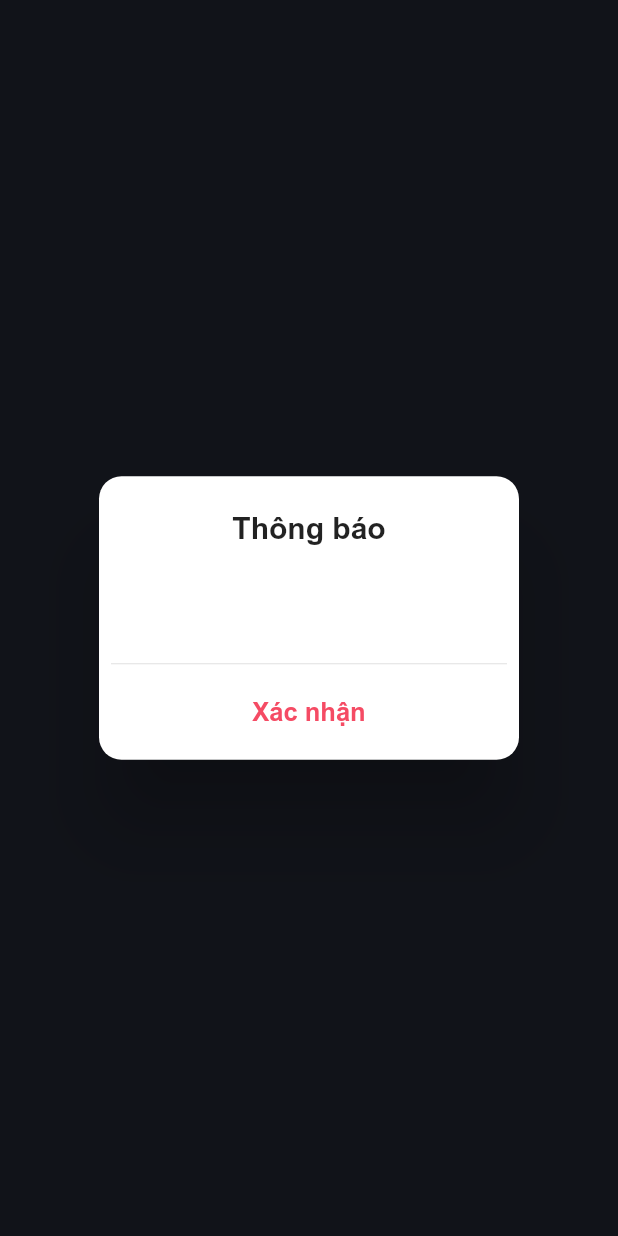
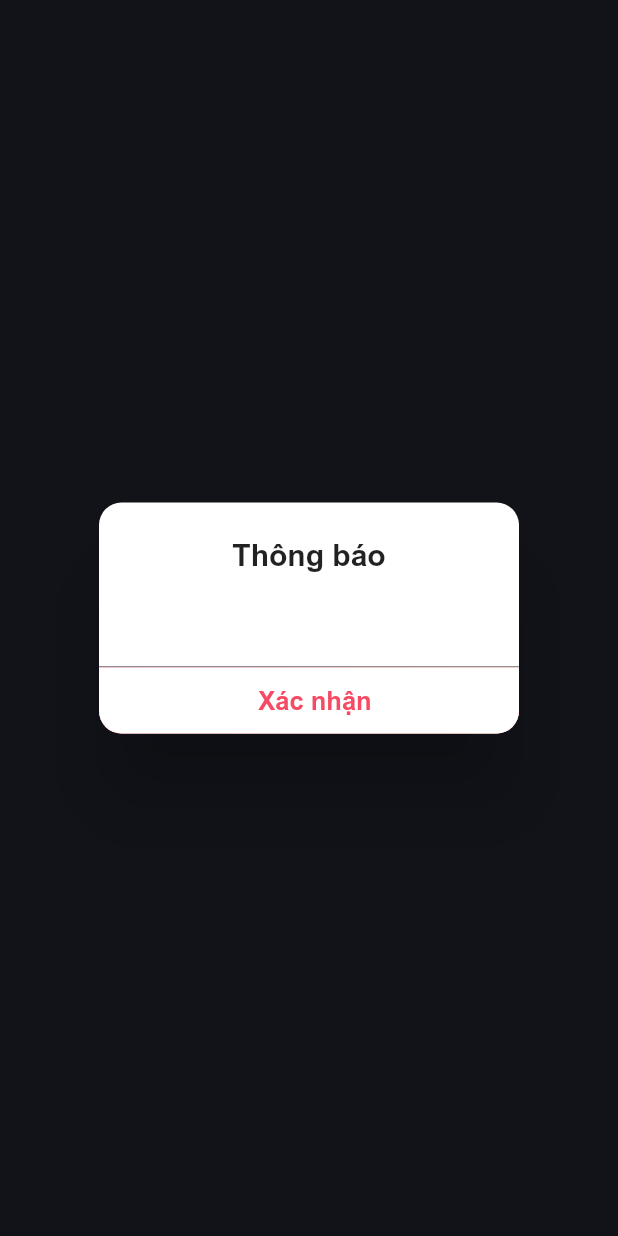
Before and after one commit to lecaothe1996/Social_Network_Newsfeed_App, a Flutter app: what showMsgDialog() shows on an empty page, opened directly with empty values, on a phone screen of 412 x 824 dp. Run offline on Flutter 3.47's test engine with Material 2 defaults, Android fonts, the phone set to English and light mode, and no system bars; our stand-ins replace cached_network_image, dio, firebase_core, flutter_bloc, google_sign_in, image_picker and 3 more; missing offline and left inert: image_size_getter; accounts and stored records are empty; network calls fail.

```diff
--- a/lib/pages/home/view/edit_image_xfile_screen.dart
+++ b/lib/pages/home/view/edit_image_xfile_screen.dart
@@ -156,7 +156,7 @@ class _EditImageXFileScreenState extends State<EditImageXFileScreen> {
                 onPressed: () {
                   _pickImageBloc.onAddImages();
                 },
-                borderRadius: 0,
+                borderRadius: BorderRadius.circular(0),
                 primary: AppColors.white,
                 textColor: AppColors.redMedium,
                 icon: Image.asset(AppAssetIcons.plus, color: AppColors.blue),
--- a/lib/pages/home/view/home_screen.dart
+++ b/lib/pages/home/view/home_screen.dart
@@ -62,7 +62,7 @@ class _HomeScreenState extends State<HomeScreen> {
             slivers: [
               SliverAppBar(
                 centerTitle: false,
-                // floating: true,
+                floating: true,
                 // forceElevated: true,
                 // elevation: 1,
                 systemOverlayStyle: const SystemUiOverlayStyle(
--- a/lib/widgets/button_widget.dart
+++ b/lib/widgets/button_widget.dart
@@ -1,7 +1,6 @@
 import 'package:flutter/material.dart';
-import 'package:social_app/themes/app_assets.dart';
-
-import '../themes/app_color.dart';
+import 'package:social_app/themes/app_color.dart';
+import 'package:social_app/themes/app_text_styles.dart';
 
 class MyElevatedButton extends StatelessWidget {
   final VoidCallback onPressed;
@@ -11,7 +10,7 @@ class MyElevatedButton extends StatelessWidget {
   final double height;
   final Gradient gradient;
   final Color primary;
-  final double borderRadius;
+  final BorderRadiusGeometry? borderRadius;
   final Widget? icon;
 
   const MyElevatedButton({
@@ -23,7 +22,7 @@ class MyElevatedButton extends StatelessWidget {
     this.height = 44.0,
     this.gradient = Gradients.defaultGradientButton,
     this.primary = Colors.transparent,
-    this.borderRadius = 100,
+    this.borderRadius,
     this.icon,
   }) : super(key: key);
 
@@ -34,25 +33,20 @@ class MyElevatedButton extends StatelessWidget {
       height: height,
       decoration: BoxDecoration(
         gradient: gradient,
-        borderRadius: BorderRadius.circular(borderRadius),
+        borderRadius: borderRadius ?? BorderRadius.circular(100),
       ),
       child: TextButton.icon(
         onPressed: onPressed,
         icon: icon == null ? const SizedBox() : icon ?? const SizedBox(),
         style: ElevatedButton.styleFrom(
-          // foregroundColor: AppColors.white,
           backgroundColor: primary,
           shape: RoundedRectangleBorder(
-            borderRadius: BorderRadius.circular(borderRadius),
+            borderRadius: borderRadius ?? BorderRadius.circular(100),
           ),
         ),
         label: Text(
           text,
-          style: TextStyle(
-            color: textColor,
-            fontSize: 17,
-            fontWeight: FontWeight.bold,
-          ),
+          style: AppTextStyles.h5.copyWith(color: textColor, fontWeight: FontWeight.bold),
         ),
       ),
     );
--- a/lib/widgets/dialogs/error_dialog.dart
+++ b/lib/widgets/dialogs/error_dialog.dart
@@ -1,6 +1,6 @@
 import 'package:flutter/material.dart';
 import 'package:social_app/themes/app_color.dart';
-import 'package:social_app/themes/app_text_styles.dart';
+import 'package:social_app/widgets/button_widget.dart';
 
 class ErrorDialog {
   static void showMsgDialog(BuildContext context, String msg) {
@@ -20,18 +20,19 @@ class ErrorDialog {
           textAlign: TextAlign.center,
         ),
         actionsAlignment: MainAxisAlignment.start,
+        actionsPadding: const EdgeInsets.all(0),
         actions: [
-          const Divider(),
-          SizedBox(
-            width: double.infinity,
-            child: TextButton(
-              onPressed: () {
-                Navigator.of(context).pop(ErrorDialog);
-              },
-              child: Text(
-                'Xác nhận',
-                textAlign: TextAlign.center,
-                style: AppTextStyles.h5.copyWith(color: AppColors.redMedium, fontWeight: FontWeight.bold),
+          Container(
+            decoration: const BoxDecoration(
+              border: Border(top: BorderSide(color: AppColors.blueGrey, width: 1)),
+            ),
+            child: MyElevatedButton(
+              onPressed: () => Navigator.of(context).pop(ErrorDialog),
+              text: 'Xác nhận',
+              textColor: AppColors.redMedium,
+              primary: AppColors.white,
+              borderRadius: const BorderRadius.vertical(
+                bottom: Radius.circular(15),
               ),
             ),
           ),
```
Also changed, not shown: lib/pages/home/view/create_post_screen.dart (+8 -3 lines), lib/pages/home/view/post_detail_screen.dart (+6 -1 lines), lib/pages/home/widgets/action_like_comment_view.dart (+44 -1 lines).
